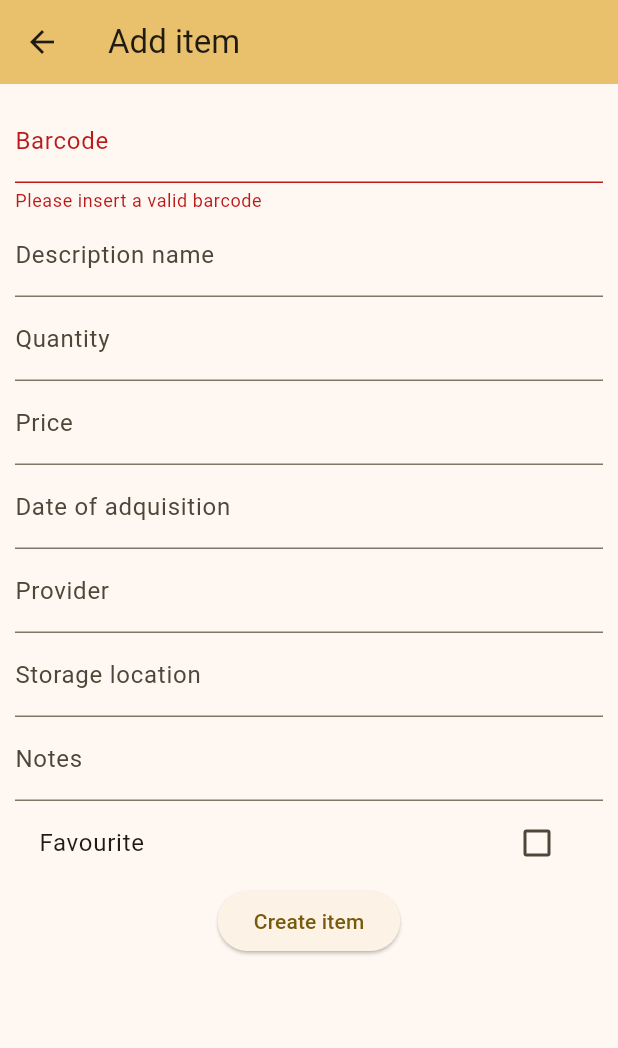
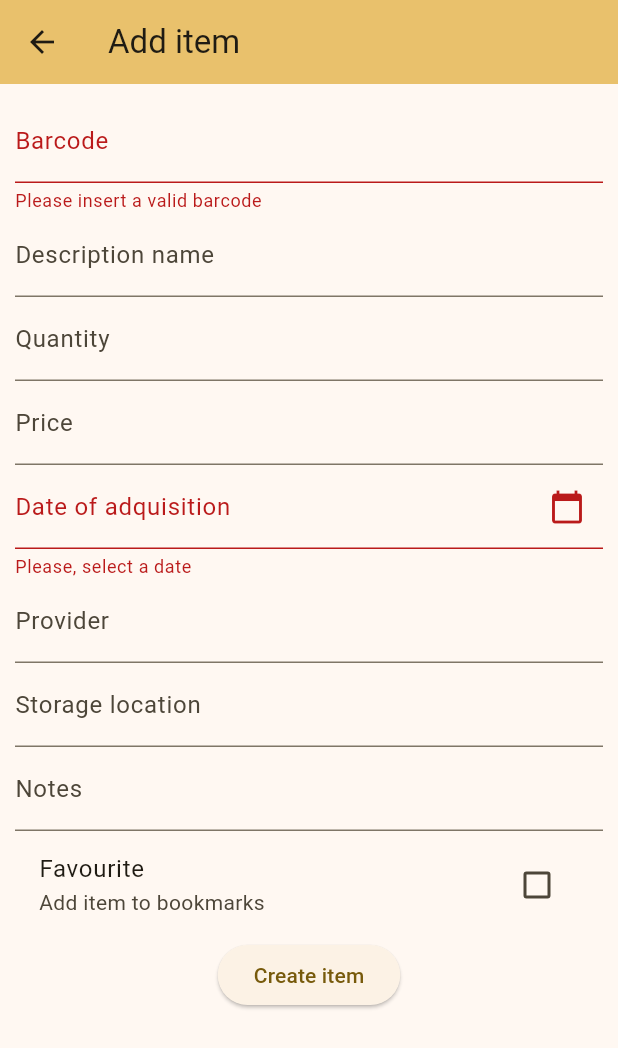
Before and after one commit to aziabatz/barry-barrel-flutter, a Flutter app: the EditScreen screen opened directly, after a tap on "Create item", on a phone screen of 412 x 824 dp. Shown: the top 1048 px of the screen. Run offline on Flutter 3.47's test engine with Material 2 defaults, Android fonts, the phone set to English and light mode, and no system bars; our stand-ins replace camera, floor, sqflite; missing offline and left inert: idea_widget_preview; accounts and stored records are empty; generated files the repository leaves out were written again.

Commit message:
Implemented datepicker and fixed checkbox feedback

```diff
--- a/lib/ui/add_edit/edit_screen.dart
+++ b/lib/ui/add_edit/edit_screen.dart
@@ -1,20 +1,50 @@
-
 import 'package:bbarr/database/item/barcode_item_entity.dart';
 import 'package:flutter/material.dart';
+import 'package:intl/intl.dart';
 
-class EditScreen extends StatelessWidget{
+class EditScreen extends StatefulWidget {
+  @override
+  State<EditScreen> createState() => _EditScreenState();
+}
 
+class _EditScreenState extends State<EditScreen> {
   final GlobalKey<FormState> _formKey = GlobalKey<FormState>();
 
+  final TextEditingController _dateController = TextEditingController();
+
   String barcode = "";
+
   String nameDescription = "";
+
   int quantity = 0;
+
   double price = 0.0;
-  String acquisitionDate = "";
+
+  DateTime acquisitionDate = DateTime.now();
+
   String provider = "";
+
   String storageLocation = "";
+
   String notes = "";
+
   bool favourite = false;
+
+  Future<void> _selectDate(BuildContext context) async {
+    DateTime? picked = (await showDatePicker(
+      context: context,
+      initialDate: DateTime.now(),
+      firstDate: DateTime(2000),
+      lastDate: DateTime(2101),
+    ));
+
+    picked = (picked == null) ? DateTime.now() : picked;
+
+    if (picked != null && picked != acquisitionDate) {
+      acquisitionDate = picked;
+      _dateController.text = DateFormat('yyyy-MM-dd').format(acquisitionDate);
+    }
+  }
 
   @override
   Widget build(BuildContext context) {
@@ -67,9 +97,18 @@ class EditScreen extends StatelessWidget{
                     },
                   ),
                   TextFormField(
-            decoration: InputDecoration(labelText: 'Date of adquisition'),
-            onSaved: (value) {
-              acquisitionDate = value!;
+                    controller: _dateController,
+                    readOnly: true,
+                    onTap: () => _selectDate(context),
+                    decoration: const InputDecoration(
+                      labelText: 'Date of adquisition',
+                      suffixIcon: Icon(Icons.calendar_today),
+                    ),
+                    validator: (value) {
+                      if (value == null || value.isEmpty) {
+                        return 'Please, select a date';
+                      }
+                      return null;
                     },
                   ),
                   TextFormField(
@@ -92,9 +131,14 @@ class EditScreen extends StatelessWidget{
                   ),
                   CheckboxListTile(
                     title: Text('Favourite'),
+                    subtitle: const Text('Add item to bookmarks'),
+                    activeColor: Colors.pink,
                     value: favourite,
-            onChanged: (newValue) {
-              favourite = newValue!;
+                    selected: favourite,
+                    onChanged: (value) {
+                      setState(() {
+                        favourite = value!;
+                      });
                     },
                   ),
                   ElevatedButton(
@@ -108,21 +152,18 @@ class EditScreen extends StatelessWidget{
                           nameDescription,
                           quantity,
                           price,
-                  acquisitionDate,
+                          acquisitionDate.toIso8601String(),
                           provider,
                           storageLocation,
                           notes,
                           favourite,
                         );
-
                       }
                     },
                     child: Text('Create item'),
                   ),
                 ],
-      ),)
-    )
-    );
+              ),
+            )));
   }
-
 }
--- a/pubspec.yaml
+++ b/pubspec.yaml
@@ -44,6 +44,7 @@ dependencies:
   build_runner: ^2.4.6
   sqlite3_flutter_libs: ^0.5.17
   sqlite3: ^2.1.0
+  intl: ^0.17.0
 
 dev_dependencies:
   flutter_test:
```
Also changed, not shown: pubspec.lock. Lines whose indentation alone changed are shown as unchanged.
